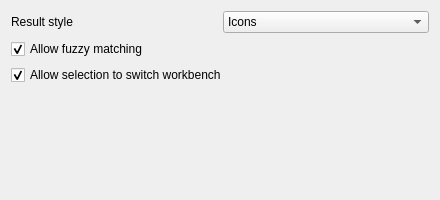
First picture: the form in resources/ui/preferences.ui, repository robdevtech/ToolSeek, before the edit.
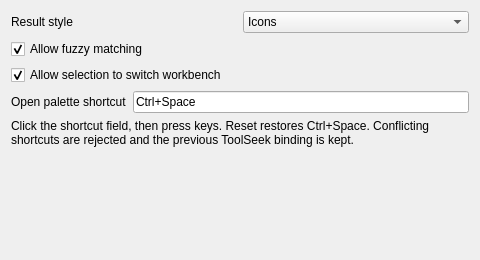
Second picture: the form after the edit. Custom widgets are drawn as their Qt base class.

Commit message:
Add configurable open-palette shortcut with conflict checks and README screenshots.
Record OpenShortcut in preferences (with reset), refuse chords already bound in FreeCAD, reload on prefs save, and document usage with Images/.

```diff
--- a/resources/ui/preferences.ui
+++ b/resources/ui/preferences.ui
@@ -6,8 +6,8 @@
    <rect>
     <x>0</x>
     <y>0</y>
-    <width>440</width>
-    <height>200</height>
+    <width>480</width>
+    <height>260</height>
    </rect>
   </property>
   <property name="windowTitle">
@@ -89,6 +89,46 @@
      </property>
     </widget>
    </item>
+   <item>
+    <layout class="QHBoxLayout" name="openShortcutLayout">
+     <item>
+      <widget class="QLabel" name="labelOpenShortcut">
+       <property name="text">
+        <string>Open palette shortcut</string>
+       </property>
+      </widget>
+     </item>
+     <item>
+      <widget class="Gui::PrefLineEdit" name="lineOpenShortcut">
+       <property name="toolTip">
+        <string>Click then press keys to record the open-palette shortcut (e.g. Ctrl+Space, Alt+P). ToolSeek refuses shortcuts that already belong to another FreeCAD action or command.</string>
+       </property>
+       <property name="placeholderText">
+        <string>Click then press keys</string>
+       </property>
+       <property name="text">
+        <string>Ctrl+Space</string>
+       </property>
+       <property name="prefEntry" stdset="0">
+        <cstring>OpenShortcut</cstring>
+       </property>
+       <property name="prefPath" stdset="0">
+        <cstring>Mod/ToolSeek</cstring>
+       </property>
+      </widget>
+     </item>
+    </layout>
+   </item>
+   <item>
+    <widget class="QLabel" name="labelOpenShortcutHint">
+     <property name="text">
+      <string>Click the shortcut field, then press keys. Reset restores Ctrl+Space. Conflicting shortcuts are rejected and the previous ToolSeek binding is kept.</string>
+     </property>
+     <property name="wordWrap">
+      <bool>true</bool>
+     </property>
+    </widget>
+   </item>
    <item>
     <spacer name="verticalSpacer">
      <property name="orientation">
@@ -115,6 +155,11 @@
    <extends>QComboBox</extends>
    <header>Gui/PrefWidgets.h</header>
   </customwidget>
+  <customwidget>
+   <class>Gui::PrefLineEdit</class>
+   <extends>QLineEdit</extends>
+   <header>Gui/PrefWidgets.h</header>
+  </customwidget>
  </customwidgets>
  <resources/>
  <connections/>
```
The commit also changes 11 other files.
